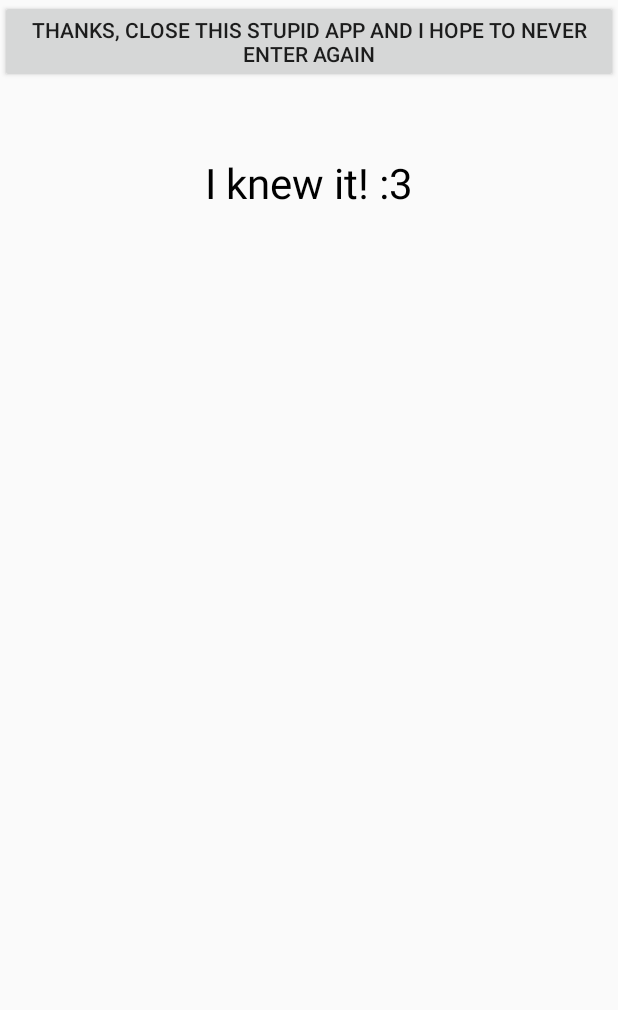
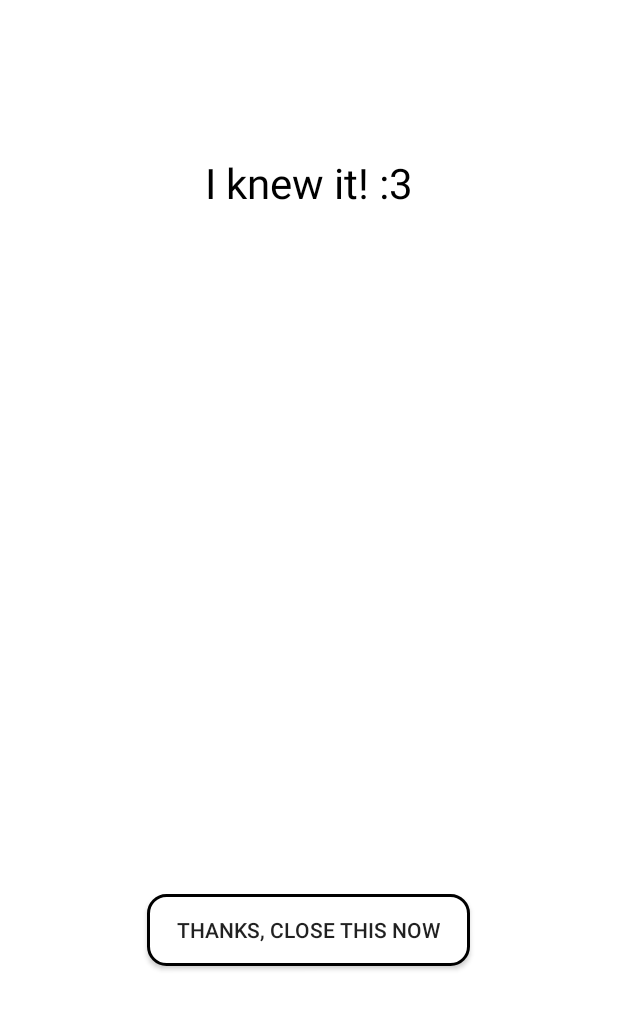
Before and after one commit to ItzDavi/MyApplication, an Android app: the Yes screen opened directly, with no data from a screen before it, on a phone screen of 412 x 824 dp. Shown: the top 1010 px of the screen. Run offline under Robolectric (Android 15) with nearby library versions, the phone set to English and light mode, and no system bars.

Commit message:
Fixed Yes activity and layout

```diff
--- a/app/src/main/java/com/example/myapplication/Yes.kt
+++ b/app/src/main/java/com/example/myapplication/Yes.kt
@@ -2,10 +2,22 @@ package com.example.myapplication
 
 import androidx.appcompat.app.AppCompatActivity
 import android.os.Bundle
+import android.widget.Button
 
 class Yes : AppCompatActivity() {
     override fun onCreate(savedInstanceState: Bundle?) {
         super.onCreate(savedInstanceState)
         setContentView(R.layout.activity_yes)
+
+        val closeButton = findViewById<Button>(R.id.guudbai)
+        var clickCounter = 0
+
+        closeButton.setOnClickListener {
+            if (clickCounter >= 20) {
+                finish()
+            } else {
+                clickCounter++
+            }
+        }
     }
 }
--- a/app/src/main/res/layout/activity_yes.xml
+++ b/app/src/main/res/layout/activity_yes.xml
@@ -4,7 +4,8 @@
     xmlns:tools="http://schemas.android.com/tools"
     android:layout_width="match_parent"
     android:layout_height="match_parent"
-    tools:context=".Yes">
+    tools:context=".Yes"
+    android:background="@color/white">
 
     <TextView
         android:id="@+id/i_knew_it"
@@ -23,6 +24,13 @@
         android:id="@+id/guudbai"
         android:layout_width="wrap_content"
         android:layout_height="wrap_content"
-        android:text="Thanks, close this stupid app and I hope to never enter again"/>
+        android:layout_marginBottom="180dp"
+        android:background="@drawable/button"
+        android:text="Thanks, close this now"
+        android:paddingHorizontal="20dp"
+        app:layout_constraintBottom_toBottomOf="parent"
+        app:layout_constraintEnd_toEndOf="parent"
+        app:layout_constraintHorizontal_bias="0.497"
+        app:layout_constraintStart_toStartOf="parent" />
 
 </androidx.constraintlayout.widget.ConstraintLayout>
```
